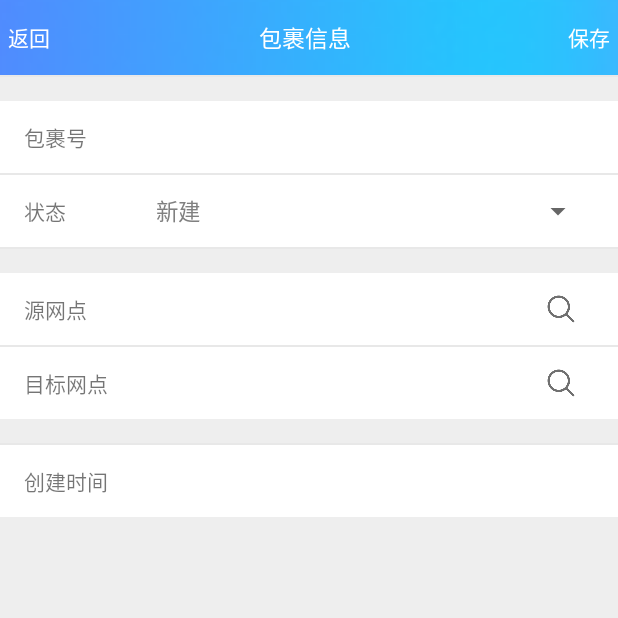
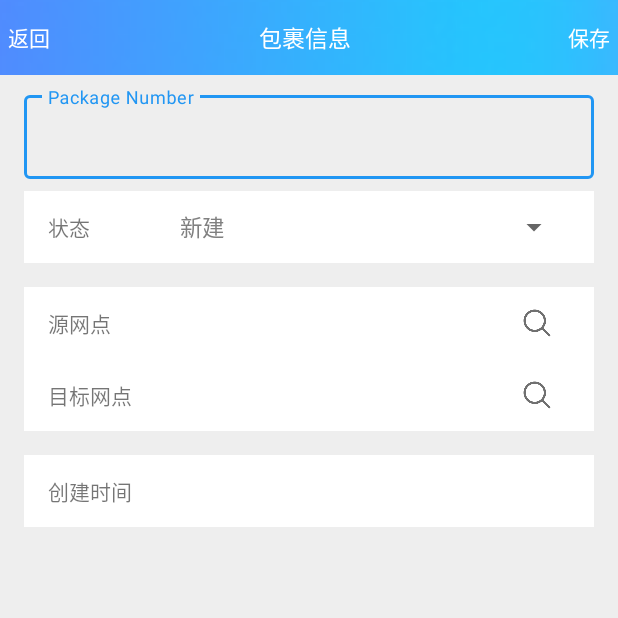
Before and after one commit to sakarie9/Extracelm11, an Android app: the PackageInfoActivity screen opened directly, with no data from a screen before it, on a phone screen of 412 x 824 dp, the top half of it. Run offline under Robolectric (Android 15) with nearby library versions, the phone set to English and light mode, and no system bars.

Commit message:
调整部分布局

```diff
--- a/app/src/main/java/extrace/ui/domain/PackageInfoActivity.java
+++ b/app/src/main/java/extrace/ui/domain/PackageInfoActivity.java
@@ -1,12 +1,10 @@
 package extrace.ui.domain;
 
 import android.content.Intent;
-import android.content.pm.PackageInfo;
 import android.os.Bundle;
 import android.view.View;
 import android.widget.AdapterView;
 import android.widget.ArrayAdapter;
-import android.widget.EditText;
 import android.widget.ImageView;
 import android.widget.Spinner;
 import android.widget.TextView;
@@ -17,7 +15,6 @@ import androidx.appcompat.app.AppCompatActivity;
 import extrace.loader.TransPackageLoader;
 import extrace.misc.model.TransPackage;
 import extrace.net.MyDataAdapter;
-import extrace.ui.main.PackageEditActivity;
 import extrace.ui.main.R;
 import extrace.ui.misc.RegionListActivity;
 
@@ -51,7 +48,7 @@ public class PackageInfoActivity extends AppCompatActivity implements MyDataAdap
         super.onCreate(savedInstanceState);
         setContentView(R.layout.activity_package_info);
         findId();
-        setLisenter();
+        setListener();
         Intent intent = getIntent();
         pid = intent.getStringExtra("packageId");
         tvId.setText(pid);
@@ -87,7 +84,7 @@ public class PackageInfoActivity extends AppCompatActivity implements MyDataAdap
 
     }
 
-    private void setLisenter(){
+    private void setListener(){
 
         tvSave.setOnClickListener(new View.OnClickListener() {
             @Override
--- a/app/src/main/res/layout/activity_package_edit.xml
+++ b/app/src/main/res/layout/activity_package_edit.xml
@@ -143,8 +143,6 @@
             android:layout_marginRight="10dp"
             android:background="@color/colorWhite"></ListView>
 
-
-
         <RelativeLayout
             android:id="@+id/package_paisong_rl"
             android:layout_width="match_parent"
--- a/app/src/main/res/layout/activity_package_info.xml
+++ b/app/src/main/res/layout/activity_package_info.xml
@@ -13,7 +13,6 @@
     <LinearLayout
         android:layout_width="match_parent"
         android:layout_height="50dp"
-
         android:gravity="center"
         android:background="@drawable/bg"
         android:orientation="horizontal">
@@ -57,39 +56,26 @@
 
         <LinearLayout
             android:layout_width="match_parent"
-            android:layout_height="match_parent"
+            android:layout_height="wrap_content"
+            android:paddingLeft="@dimen/activity_horizontal_margin"
+            android:paddingRight="@dimen/activity_horizontal_margin"
             android:orientation="vertical">
 
-            <View
+            <com.google.android.material.textfield.TextInputLayout
+                style="@style/Widget.MaterialComponents.TextInputLayout.OutlinedBox"
                 android:layout_width="match_parent"
-                android:layout_height="1dp"
-                android:background="@color/colorLine" />
+                android:layout_height="wrap_content"
+                android:layout_marginTop="8dp"
+                android:layout_marginBottom="8dp">
 
-            <RelativeLayout
-                style="@style/Bar.White"
-                android:layout_marginTop="@dimen/activity_vertical_margin">
-
-                <TextView
-                    android:id="@+id/package_info_idtext"
-                    android:layout_width="90dp"
-                    android:layout_height="wrap_content"
-                    android:layout_centerVertical="true"
-                    android:text="包裹号"/>
-
-                <TextView
+                <com.google.android.material.textfield.TextInputEditText
                     android:id="@+id/package_info_tv_id"
                     android:layout_width="match_parent"
                     android:layout_height="wrap_content"
-                    android:layout_centerVertical="true"
-                    android:textSize="15sp"
-                    android:layout_toRightOf="@+id/package_info_idtext"
-                    android:background="@null"/>
-            </RelativeLayout>
+                    android:hint="@string/package_number"
+                    android:textSize="15sp"/>
 
-            <View
-                android:layout_width="match_parent"
-                android:layout_height="1dp"
-                android:background="@color/colorLine" />
+            </com.google.android.material.textfield.TextInputLayout>
 
             <RelativeLayout
                 style="@style/Bar.White">
@@ -120,12 +106,6 @@
                     />
             </RelativeLayout>
 
-
-            <View
-                android:layout_width="match_parent"
-                android:layout_height="1dp"
-                android:background="@color/colorLine" />
-
             <RelativeLayout
                 style="@style/Bar.White"
                 android:layout_marginTop="@dimen/activity_vertical_margin">
@@ -155,11 +135,6 @@
                     android:layout_marginRight="10dp"
                     android:src="@drawable/search"/>
             </RelativeLayout>
-            <View
-                android:layout_width="match_parent"
-                android:layout_height="1dp"
-                android:background="@color/colorLine" />
-
 
             <RelativeLayout
                 style="@style/Bar.White"
@@ -192,13 +167,6 @@
                     android:src="@drawable/search"/>
             </RelativeLayout>
 
-
-            <View
-                android:layout_width="match_parent"
-                android:layout_height="1dp"
-                android:background="@color/colorLine" />
-
-
             <RelativeLayout
                 style="@style/Bar.White">
 
@@ -221,6 +189,7 @@
             </RelativeLayout>
 
         </LinearLayout>
+
     </ScrollView>
 
 
--- a/app/src/main/res/values/strings.xml
+++ b/app/src/main/res/values/strings.xml
@@ -176,5 +176,7 @@
     <string name="save">Save</string>
     <string name="information_update">Information Update</string>
     <string name="url">URL</string>
+    <string name="region">Region</string>
+    <string name="package_number">Package Number</string>
 
 </resources>
```
